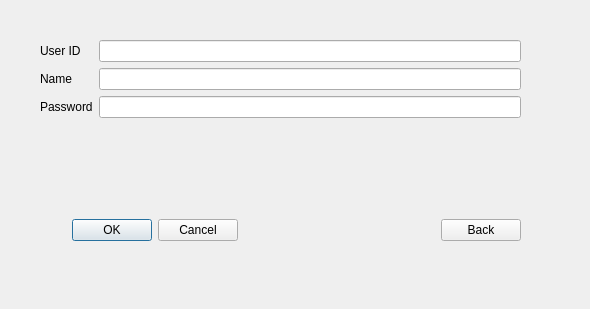
Old version of the form registration.ui in the repository Aloereed/Flightman_Client_DATA130039.
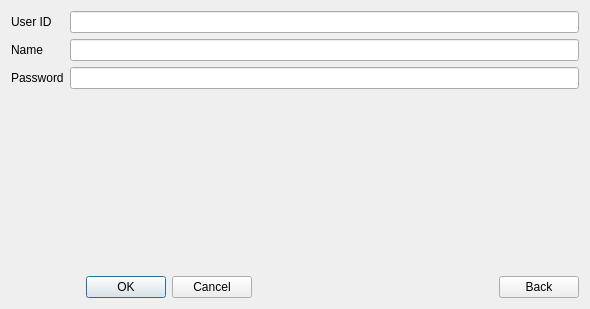
New version of the form.

```diff
--- a/registration.ui
+++ b/registration.ui
@@ -13,15 +13,8 @@
   <property name="windowTitle">
    <string>Form</string>
   </property>
-  <widget class="QWidget" name="">
-   <property name="geometry">
-    <rect>
-     <x>40</x>
-     <y>40</y>
-     <width>481</width>
-     <height>201</height>
-    </rect>
-   </property>
+  <layout class="QGridLayout" name="gridLayout">
+   <item row="0" column="0">
    <layout class="QVBoxLayout" name="verticalLayout_3">
     <item>
      <layout class="QHBoxLayout" name="horizontalLayout">
@@ -110,7 +103,8 @@
      </layout>
     </item>
    </layout>
-  </widget>
+   </item>
+  </layout>
  </widget>
  <resources/>
  <connections/>
```
Lines whose indentation alone changed are shown as unchanged.
